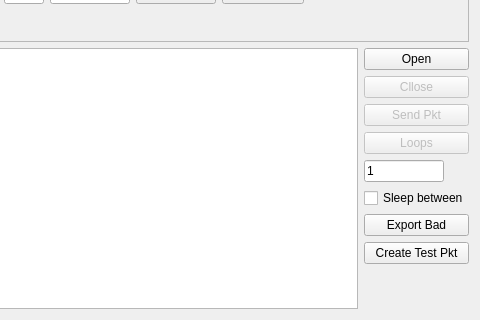
fdarling/Test-Colorlight-Ethernet, file dialog.ui: the form before one commit; both pictures show x 751 to 1231 and y 115 to 435 of the 1231 by 435 pixel window.
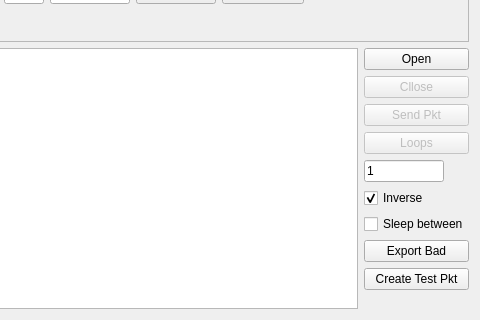
The form after the commit. Icons and pictures are not drawn.

Commit message: UDP Layer test is added (need uncheck "Inverse" checkbox for activate it)

Diff of the .ui file:
```diff
--- a/dialog.ui
+++ b/dialog.ui
@@ -469,6 +469,16 @@
          </property>
         </widget>
        </item>
+       <item>
+        <widget class="QCheckBox" name="m_cbInverse">
+         <property name="text">
+          <string>Inverse</string>
+         </property>
+         <property name="checked">
+          <bool>true</bool>
+         </property>
+        </widget>
+       </item>
        <item>
         <widget class="QCheckBox" name="m_cbSleepBetween">
          <property name="text">
```
The commit also changes 2 other files.
